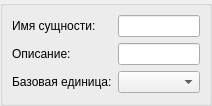
The window that src/plugins/modeleride/msrentitywidget.ui (rdnvndr/raindrop) describes before a commit, drawn with Qt 5.
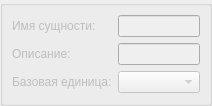
The same window after the commit.

Commit message: Обновление формы редактирования ЕИ

```diff
--- a/src/plugins/modeleride/msrentitywidget.ui
+++ b/src/plugins/modeleride/msrentitywidget.ui
@@ -22,6 +22,9 @@
    </property>
    <item>
     <widget class="QGroupBox" name="groupBoxEntity">
+     <property name="enabled">
+      <bool>false</bool>
+     </property>
      <property name="title">
       <string/>
      </property>
```
Left out of the diff: 11 changed lines with no effect on the pictures. The commit also changes 6 other files.
